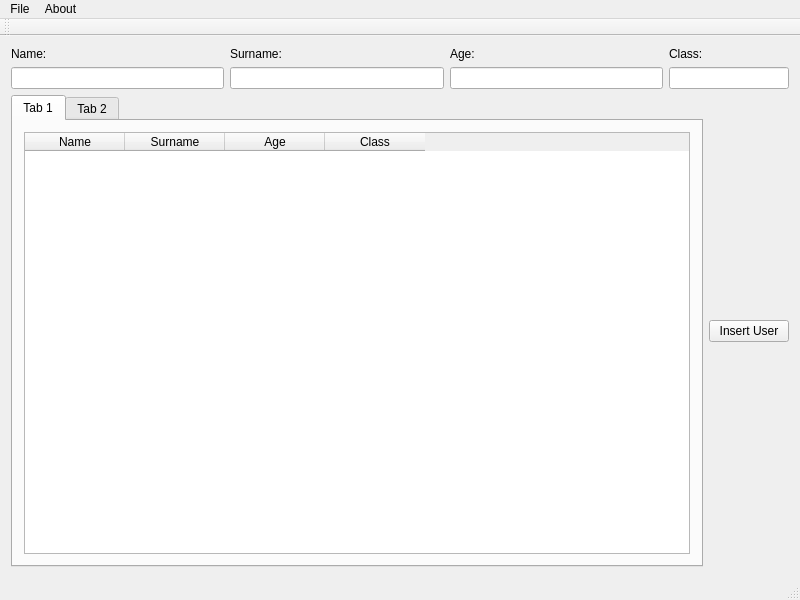
Old version of the form qtCoin/mainwindow.ui in the repository netpipe/EcoCoin.
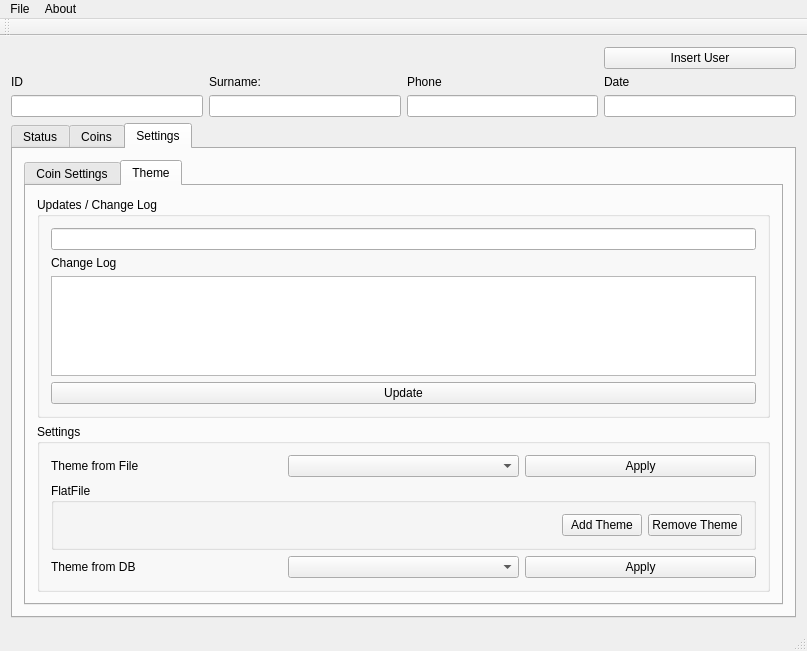
New version of the form. The open tabs and pages were chosen to show the change.

Diff of the .ui file:
```diff
--- a/qtCoin/mainwindow.ui
+++ b/qtCoin/mainwindow.ui
@@ -6,8 +6,8 @@
    <rect>
     <x>0</x>
     <y>0</y>
-    <width>800</width>
-    <height>600</height>
+    <width>807</width>
+    <height>651</height>
    </rect>
   </property>
   <property name="windowTitle">
@@ -15,71 +15,177 @@
   </property>
   <widget class="QWidget" name="centralWidget">
    <layout class="QGridLayout" name="gridLayout_2">
-    <item row="0" column="0">
-     <widget class="QLabel" name="label">
+    <item row="2" column="2">
+     <widget class="QLineEdit" name="lineEditAge"/>
+    </item>
+    <item row="2" column="1">
+     <widget class="QLineEdit" name="lineEditSurname"/>
+    </item>
+    <item row="2" column="0">
+     <widget class="QLineEdit" name="lineEditName"/>
+    </item>
+    <item row="1" column="3">
+     <widget class="QLabel" name="label_4">
       <property name="text">
-       <string>Name:</string>
+       <string>Date</string>
       </property>
      </widget>
     </item>
-    <item row="0" column="1">
+    <item row="2" column="3">
+     <widget class="QLineEdit" name="lineEditClass"/>
+    </item>
+    <item row="1" column="2">
+     <widget class="QLabel" name="label_3">
+      <property name="text">
+       <string>Phone</string>
+      </property>
+     </widget>
+    </item>
+    <item row="1" column="1">
      <widget class="QLabel" name="label_2">
       <property name="text">
        <string>Surname:</string>
       </property>
      </widget>
     </item>
-    <item row="0" column="2">
-     <widget class="QLabel" name="label_3">
-      <property name="text">
-       <string>Age:</string>
-      </property>
-     </widget>
-    </item>
-    <item row="0" column="3">
-     <widget class="QLabel" name="label_4">
-      <property name="text">
-       <string>Class:</string>
-      </property>
-     </widget>
-    </item>
     <item row="1" column="0">
-     <widget class="QLineEdit" name="lineEditName"/>
+     <widget class="QLabel" name="label">
+      <property name="text">
+       <string>ID</string>
+      </property>
+     </widget>
     </item>
-    <item row="1" column="1">
-     <widget class="QLineEdit" name="lineEditSurname"/>
+    <item row="0" column="3">
+     <widget class="QPushButton" name="pushButtonInsertUser">
+      <property name="text">
+       <string>Insert User</string>
+      </property>
+     </widget>
     </item>
-    <item row="1" column="2">
-     <widget class="QLineEdit" name="lineEditAge"/>
-    </item>
-    <item row="1" column="3" colspan="2">
-     <widget class="QLineEdit" name="lineEditClass"/>
-    </item>
-    <item row="2" column="0" colspan="4">
+    <item row="3" column="0" colspan="4">
      <widget class="QTabWidget" name="tabWidget">
-      <widget class="QWidget" name="tab">
+      <property name="currentIndex">
+       <number>0</number>
+      </property>
+      <widget class="QWidget" name="tab_3">
        <attribute name="title">
-        <string>Tab 1</string>
+        <string>Status</string>
        </attribute>
-       <layout class="QGridLayout" name="gridLayout">
+       <layout class="QGridLayout" name="gridLayout_6">
         <item row="0" column="0">
+         <widget class="QLabel" name="label_11">
+          <property name="text">
+           <string>Status</string>
+          </property>
+         </widget>
+        </item>
+        <item row="0" column="1">
+         <widget class="QLineEdit" name="lineEdit_7">
+          <property name="text">
+           <string>Online / Offline Storage</string>
+          </property>
+         </widget>
+        </item>
+        <item row="1" column="0">
+         <widget class="QLabel" name="label_12">
+          <property name="text">
+           <string>Progress</string>
+          </property>
+         </widget>
+        </item>
+        <item row="1" column="1">
+         <widget class="QProgressBar" name="progressBar">
+          <property name="value">
+           <number>24</number>
+          </property>
+         </widget>
+        </item>
+        <item row="1" column="2">
+         <widget class="QLabel" name="label_13">
+          <property name="text">
+           <string>Date</string>
+          </property>
+         </widget>
+        </item>
+        <item row="2" column="0" colspan="3">
+         <widget class="QTableWidget" name="tableWidgetUsers_2">
+          <property name="styleSheet">
+           <string notr="true"/>
+          </property>
+          <column>
+           <property name="text">
+            <string>Date</string>
+           </property>
+          </column>
+          <column>
+           <property name="text">
+            <string>Rx/tx</string>
+           </property>
+          </column>
+          <column>
+           <property name="text">
+            <string>ID</string>
+           </property>
+          </column>
+          <column>
+           <property name="text">
+            <string>Ammount</string>
+           </property>
+          </column>
+         </widget>
+        </item>
+       </layout>
+      </widget>
+      <widget class="QWidget" name="coins">
+       <attribute name="title">
+        <string>Coins</string>
+       </attribute>
+       <layout class="QGridLayout" name="gridLayout_7">
+        <item row="0" column="0">
+         <widget class="QLabel" name="label_14">
+          <property name="text">
+           <string>ID</string>
+          </property>
+         </widget>
+        </item>
+        <item row="0" column="1">
+         <widget class="QLineEdit" name="lineEdit_8"/>
+        </item>
+        <item row="1" column="0">
+         <widget class="QLabel" name="label_15">
+          <property name="text">
+           <string>Coin</string>
+          </property>
+         </widget>
+        </item>
+        <item row="1" column="1">
+         <widget class="QLineEdit" name="lineEdit_9"/>
+        </item>
+        <item row="1" column="2">
+         <widget class="QPushButton" name="pushButton_3">
+          <property name="text">
+           <string>Search</string>
+          </property>
+         </widget>
+        </item>
+        <item row="2" column="0" colspan="3">
          <widget class="QTableWidget" name="tableWidgetUsers">
           <property name="styleSheet">
            <string notr="true"/>
           </property>
           <column>
            <property name="text">
-            <string>Name</string>
+            <string>Index</string>
            </property>
           </column>
           <column>
            <property name="text">
-            <string>Surname</string>
+            <string>CoinAddress</string>
            </property>
           </column>
           <column>
            <property name="text">
-            <string>Age</string>
+            <string>owner</string>
            </property>
           </column>
           <column>
@@ -91,20 +197,299 @@
         </item>
        </layout>
       </widget>
-      <widget class="QWidget" name="tab_2">
+      <widget class="QWidget" name="settings">
        <attribute name="title">
-        <string>Tab 2</string>
+        <string>Settings</string>
        </attribute>
+       <layout class="QGridLayout" name="gridLayout_3">
+        <item row="0" column="0">
+         <widget class="QTabWidget" name="tabWidget_2">
+          <property name="currentIndex">
+           <number>0</number>
+          </property>
+          <widget class="QWidget" name="tab">
+           <attribute name="title">
+            <string>Coin Settings</string>
+           </attribute>
+           <layout class="QGridLayout" name="gridLayout_5">
+            <item row="4" column="0">
+             <widget class="QLabel" name="label_8">
+              <property name="text">
+               <string>CoinValue</string>
+              </property>
+             </widget>
+            </item>
+            <item row="5" column="1">
+             <widget class="QLineEdit" name="lineEdit_5">
+              <property name="text">
+               <string>1x</string>
+              </property>
+             </widget>
+            </item>
+            <item row="4" column="1">
+             <widget class="QLineEdit" name="lineEdit_4">
+              <property name="text">
+               <string>.25</string>
+              </property>
+             </widget>
+            </item>
+            <item row="5" column="0">
+             <widget class="QLabel" name="label_9">
+              <property name="text">
+               <string>CoinPayout</string>
+              </property>
+             </widget>
+            </item>
+            <item row="0" column="0">
+             <widget class="QLabel" name="label_5">
+              <property name="text">
+               <string>CoinCount</string>
+              </property>
+             </widget>
+            </item>
+            <item row="1" column="0">
+             <widget class="QLabel" name="label_6">
+              <property name="text">
+               <string>CoinAddressLength</string>
+              </property>
+             </widget>
+            </item>
+            <item row="3" column="0">
+             <widget class="QLabel" name="label_7">
+              <property name="text">
+               <string>DateCreated</string>
+              </property>
+             </widget>
+            </item>
+            <item row="8" column="1">
+             <widget class="QPushButton" name="pushButton">
+              <property name="text">
+               <string>GenerateCoin</string>
+              </property>
+             </widget>
+            </item>
+            <item row="0" column="1">
+             <widget class="QLineEdit" name="lineEdit">
+              <property name="text">
+               <string>50000</string>
+              </property>
+             </widget>
+            </item>
+            <item row="7" column="1">
+             <widget class="QPushButton" name="pushButton_2">
+              <property name="text">
+               <string>GenerateCoinInfo</string>
+              </property>
+             </widget>
+            </item>
+            <item row="1" column="1">
+             <widget class="QLineEdit" name="lineEdit_2">
+              <property name="text">
+               <string>8</string>
+              </property>
+             </widget>
+            </item>
+            <item row="9" column="1">
+             <widget class="QPushButton" name="pushButton_4">
+              <property name="text">
+               <string>Validate Coins - compare coins.db freecoins.db and clientcoins.db</string>
+              </property>
+             </widget>
+            </item>
+            <item row="6" column="0" colspan="2">
+             <widget class="QGroupBox" name="groupBox">
+              <property name="title">
+               <string>Matures</string>
+              </property>
+              <layout class="QGridLayout" name="gridLayout">
+               <item row="0" column="0">
+                <widget class="QRadioButton" name="radioButton">
+                 <property name="text">
+                  <string>Yes</string>
+                 </property>
+                </widget>
+               </item>
+               <item row="0" column="1">
+                <widget class="QRadioButton" name="radioButton_2">
+                 <property name="text">
+                  <string>No</string>
+                 </property>
+                 <property name="checked">
+                  <bool>true</bool>
+                 </property>
+                </widget>
+               </item>
+               <item row="1" column="0">
+                <widget class="QLabel" name="label_10">
+                 <property name="text">
+                  <string>MaturingDate</string>
+                 </property>
+                </widget>
+               </item>
+               <item row="1" column="1">
+                <widget class="QDateEdit" name="dateEdit"/>
+               </item>
+              </layout>
+             </widget>
+            </item>
+            <item row="3" column="1">
+             <widget class="QDateEdit" name="dateEdit_2"/>
+            </item>
+           </layout>
+          </widget>
+          <widget class="QWidget" name="tab_2">
+           <attribute name="title">
+            <string>Theme</string>
+           </attribute>
+           <layout class="QGridLayout" name="gridLayout_4">
+            <item row="0" column="0">
+             <layout class="QVBoxLayout" name="verticalLayout_8">
+              <item>
+               <widget class="QGroupBox" name="groupBox_4">
+                <property name="title">
+                 <string>Updates / Change Log</string>
+                </property>
+                <layout class="QGridLayout" name="gridLayout_36">
+                 <item row="0" column="0">
+                  <widget class="QLineEdit" name="lineEdit_107"/>
+                 </item>
+                 <item row="2" column="0">
+                  <widget class="QListWidget" name="listWidget_8"/>
+                 </item>
+                 <item row="4" column="0">
+                  <widget class="QPushButton" name="pushButton_54">
+                   <property name="text">
+                    <string>Update</string>
+                   </property>
+                  </widget>
+                 </item>
+                 <item row="1" column="0">
+                  <widget class="QLabel" name="label_61">
+                   <property name="text">
+                    <string>Change Log</string>
+                   </property>
+                  </widget>
+                 </item>
+                </layout>
+               </widget>
+              </item>
+              <item>
+               <widget class="QGroupBox" name="groupBox_39">
+                <property name="title">
+                 <string>Settings</string>
+                </property>
+                <layout class="QVBoxLayout" name="verticalLayout_4">
+                 <item>
+                  <layout class="QHBoxLayout" name="horizontalLayout_31">
+                   <item>
+                    <widget class="QLabel" name="label_313">
+                     <property name="text">
+                      <string>Theme from File</string>
+                     </property>
+                    </widget>
+                   </item>
+                   <item>
+                    <widget class="QComboBox" name="cmbTheme"/>
+                   </item>
+                   <item>
+                    <widget class="QPushButton" name="btnApply">
+                     <property name="text">
+                      <string>Apply</string>
+                     </property>
+                    </widget>
+                   </item>
+                  </layout>
+                 </item>
+                 <item>
+                  <widget class="QGroupBox" name="groupBox_40">
+                   <property name="title">
+                    <string>FlatFile</string>
+                   </property>
+                   <layout class="QHBoxLayout" name="horizontalLayout_39">
+                    <item>
+                     <spacer name="horizontalSpacer_29">
+                      <property name="orientation">
+                       <enum>Qt::Horizontal</enum>
+                      </property>
+                      <property name="sizeHint" stdset="0">
+                       <size>
+                        <width>180</width>
+                        <height>20</height>
+                       </size>
+                      </property>
+                     </spacer>
+                    </item>
+                    <item>
+                     <layout class="QHBoxLayout" name="horizontalLayout_36">
+                      <item>
+                       <widget class="QPushButton" name="btnAddThemeFromFile">
+                        <property name="text">
+                         <string>Add Theme</string>
+                        </property>
+                       </widget>
+                      </item>
+                      <item>
+                       <widget class="QPushButton" name="btnRemoveThemeFromFile">
+                        <property name="text">
+                         <string>Remove Theme</string>
+                        </property>
+                       </widget>
+                      </item>
+                     </layout>
+                    </item>
+                   </layout>
+                  </widget>
+                 </item>
+                 <item>
+                  <layout class="QHBoxLayout" name="horizontalLayout_38">
+                   <item>
+                    <widget class="QLabel" name="label_314">
+                     <property name="text">
+                      <string>Theme from DB</string>
+                     </property>
+                    </widget>
+                   </item>
+                   <item>
+                    <widget class="QComboBox" name="cmbThemeDB"/>
+                   </item>
+                   <item>
+                    <widget class="QPushButton" name="btnApplyDB">
+                     <property name="enabled">
+                      <bool>true</bool>
+                     </property>
+                     <property name="text">
+                      <string>Apply</string>
+                     </property>
+                    </widget>
+                   </item>
+                  </layout>
+                 </item>
+                </layout>
+               </widget>
+              </item>
+              <item>
+               <spacer name="verticalSpacer_3">
+                <property name="orientation">
+                 <enum>Qt::Vertical</enum>
+                </property>
+                <property name="sizeHint" stdset="0">
+                 <size>
+                  <width>20</width>
+                  <height>40</height>
+                 </size>
+                </property>
+               </spacer>
+              </item>
+             </layout>
+            </item>
+           </layout>
+          </widget>
+         </widget>
+        </item>
+       </layout>
       </widget>
      </widget>
     </item>
-    <item row="2" column="4">
-     <widget class="QPushButton" name="pushButtonInsertUser">
-      <property name="text">
-       <string>Insert User</string>
-      </property>
-     </widget>
-    </item>
    </layout>
   </widget>
   <widget class="QMenuBar" name="menuBar">
@@ -112,7 +497,7 @@
     <rect>
      <x>0</x>
      <y>0</y>
-     <width>800</width>
+     <width>807</width>
      <height>24</height>
     </rect>
    </property>
```
